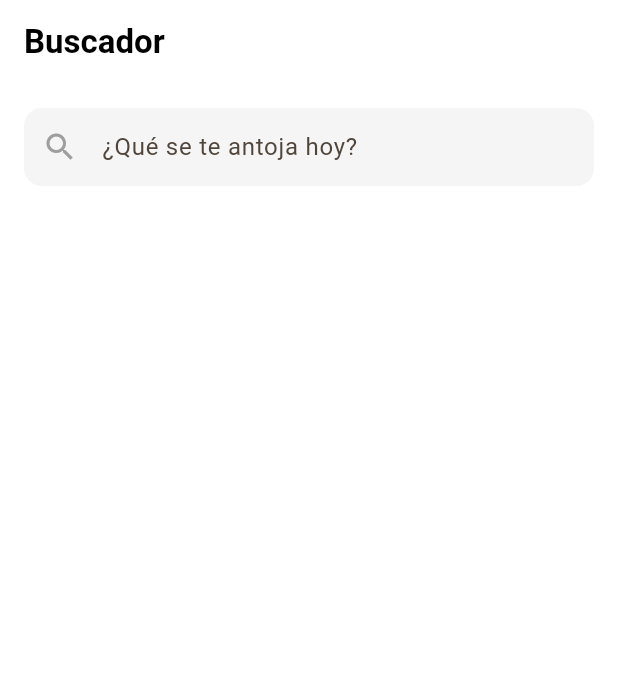
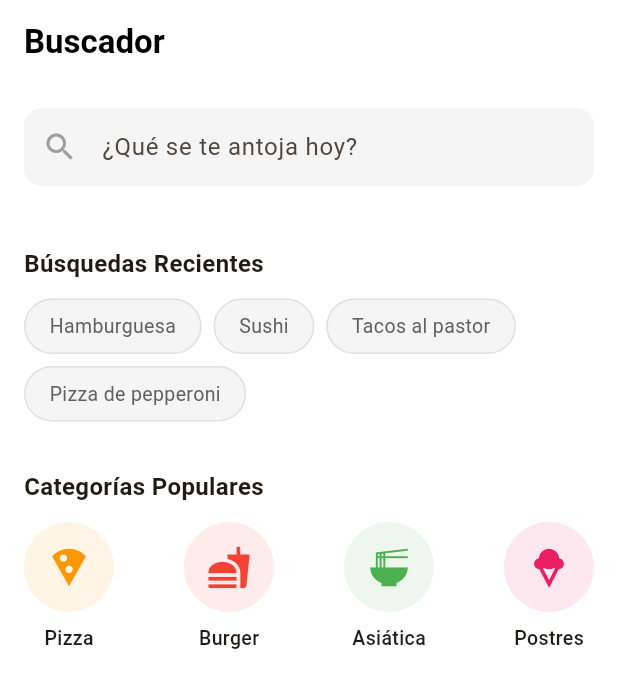
Before and after one commit to Inu41123/dobleu_ia_integrate, a Flutter app: the screen it shows after launch, on a phone screen of 412 x 824 dp. Shown: the top 688 px of the screen. Run offline on Flutter 3.47's test engine with Material 3 defaults, Android fonts, the phone set to English and light mode, and no system bars; our stand-ins replace dio, get.

Commit message:
feat: Add dummy UI elements to demonstrate search bar displacement animation

```diff
--- a/lib/src/pages/search_page.dart
+++ b/lib/src/pages/search_page.dart
@@ -122,6 +122,34 @@ class _SearchPageState extends State<SearchPage> {
                         )
                       : const SizedBox.shrink(),
                 ),
+                const SizedBox(height: 24),
+
+                // --- ELEMENTOS DE RELLENO (DUMMY) PARA MOSTRAR EL DESPLAZAMIENTO ---
+                const Text('Búsquedas Recientes', style: TextStyle(fontWeight: FontWeight.bold, fontSize: 16)),
+                const SizedBox(height: 12),
+                Wrap(
+                  spacing: 8,
+                  runSpacing: 8,
+                  children: [
+                    _buildDummyChip('Hamburguesa'),
+                    _buildDummyChip('Sushi'),
+                    _buildDummyChip('Tacos al pastor'),
+                    _buildDummyChip('Pizza de pepperoni'),
+                  ],
+                ),
+                const SizedBox(height: 32),
+                const Text('Categorías Populares', style: TextStyle(fontWeight: FontWeight.bold, fontSize: 16)),
+                const SizedBox(height: 12),
+                Row(
+                  mainAxisAlignment: MainAxisAlignment.spaceBetween,
+                  children: [
+                    _buildDummyCategory(Icons.local_pizza, 'Pizza', Colors.orange),
+                    _buildDummyCategory(Icons.fastfood, 'Burger', Colors.red),
+                    _buildDummyCategory(Icons.ramen_dining, 'Asiática', Colors.green),
+                    _buildDummyCategory(Icons.icecream, 'Postres', Colors.pink),
+                  ],
+                ),
+                const SizedBox(height: 200), // Espacio extra para asegurar scroll
               ],
             ),
           ),
@@ -129,4 +157,34 @@ class _SearchPageState extends State<SearchPage> {
       ),
     );
   }
+
+  Widget _buildDummyChip(String label) {
+    return Container(
+      padding: const EdgeInsets.symmetric(horizontal: 16, vertical: 8),
+      decoration: BoxDecoration(
+        color: Colors.grey.shade100,
+        borderRadius: BorderRadius.circular(20),
+        border: Border.all(color: Colors.grey.shade300),
+      ),
+      child: Text(label, style: TextStyle(color: Colors.grey.shade700, fontSize: 13)),
+    );
+  }
+
+  Widget _buildDummyCategory(IconData icon, String title, Color color) {
+    return Column(
+      children: [
+        Container(
+          width: 60,
+          height: 60,
+          decoration: BoxDecoration(
+            color: color.withOpacity(0.1),
+            shape: BoxShape.circle,
+          ),
+          child: Icon(icon, color: color, size: 30),
+        ),
+        const SizedBox(height: 8),
+        Text(title, style: const TextStyle(fontWeight: FontWeight.w500, fontSize: 13)),
+      ],
+    );
+  }
 }
```
